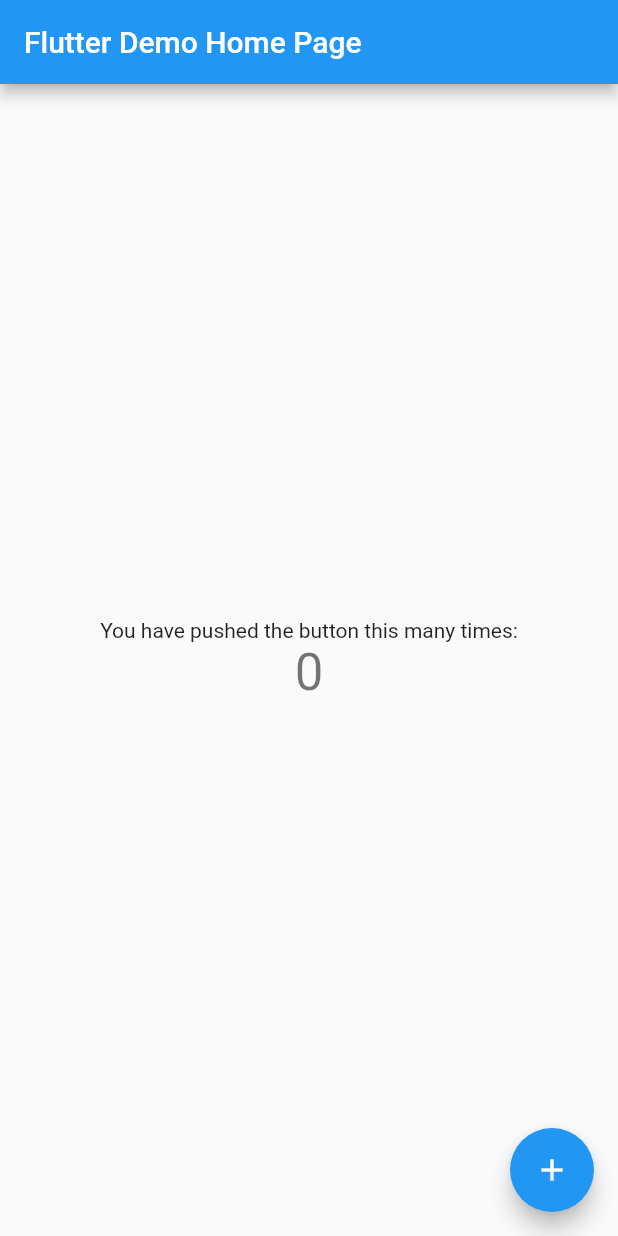
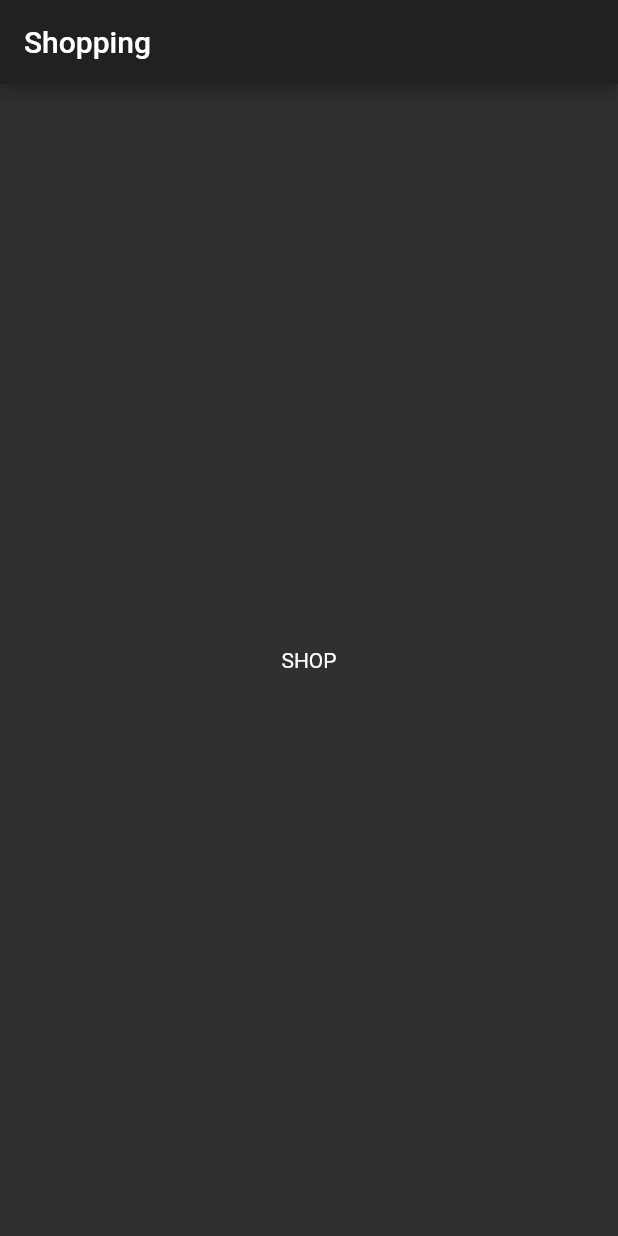
Before and after one commit to dylanbuchi/Movies, a Flutter app: the screen it shows after launch, on a phone screen of 412 x 824 dp. Run offline on Flutter 3.47's test engine with Material 2 defaults, Android fonts, the phone set to English and light mode, and no system bars.

```diff
--- a/lib/main.dart
+++ b/lib/main.dart
@@ -3,109 +3,31 @@ import 'package:flutter/material.dart';
 void main() => runApp(MyApp());
 
 class MyApp extends StatelessWidget {
-  // This widget is the root of your application.
   @override
   Widget build(BuildContext context) {
     return MaterialApp(
-      title: 'Flutter Demo',
-      theme: ThemeData(
-        // This is the theme of your application.
-        //
-        // Try running your application with "flutter run". You'll see the
-        // application has a blue toolbar. Then, without quitting the app, try
-        // changing the primarySwatch below to Colors.green and then invoke
-        // "hot reload" (press "r" in the console where you ran "flutter run",
-        // or simply save your changes to "hot reload" in a Flutter IDE).
-        // Notice that the counter didn't reset back to zero; the application
-        // is not restarted.
-        primarySwatch: Colors.blue,
-      ),
-      home: MyHomePage(title: 'Flutter Demo Home Page'),
+      title: 'Shopping',
+      theme: ThemeData.dark(),
+      home: MyHomePage(),
     );
   }
 }
 
 class MyHomePage extends StatefulWidget {
-  MyHomePage({Key key, this.title}) : super(key: key);
-
-  // This widget is the home page of your application. It is stateful, meaning
-  // that it has a State object (defined below) that contains fields that affect
-  // how it looks.
-
-  // This class is the configuration for the state. It holds the values (in this
-  // case the title) provided by the parent (in this case the App widget) and
-  // used by the build method of the State. Fields in a Widget subclass are
-  // always marked "final".
-
-  final String title;
-
   @override
   _MyHomePageState createState() => _MyHomePageState();
 }
 
 class _MyHomePageState extends State<MyHomePage> {
-  int _counter = 0;
-
-  void _incrementCounter() {
-    setState(() {
-      // This call to setState tells the Flutter framework that something has
-      // changed in this State, which causes it to rerun the build method below
-      // so that the display can reflect the updated values. If we changed
-      // _counter without calling setState(), then the build method would not be
-      // called again, and so nothing would appear to happen.
-      _counter++;
-    });
-  }
-
   @override
   Widget build(BuildContext context) {
-    // This method is rerun every time setState is called, for instance as done
-    // by the _incrementCounter method above.
-    //
-    // The Flutter framework has been optimized to make rerunning build methods
-    // fast, so that you can just rebuild anything that needs updating rather
-    // than having to individually change instances of widgets.
     return Scaffold(
       appBar: AppBar(
-        // Here we take the value from the MyHomePage object that was created by
-        // the App.build method, and use it to set our appbar title.
-        title: Text(widget.title),
+        title: Text('Shopping'),
       ),
       body: Center(
-        // Center is a layout widget. It takes a single child and positions it
-        // in the middle of the parent.
-        child: Column(
-          // Column is also layout widget. It takes a list of children and
-          // arranges them vertically. By default, it sizes itself to fit its
-          // children horizontally, and tries to be as tall as its parent.
-          //
-          // Invoke "debug painting" (press "p" in the console, choose the
-          // "Toggle Debug Paint" action from the Flutter Inspector in Android
-          // Studio, or the "Toggle Debug Paint" command in Visual Studio Code)
-          // to see the wireframe for each widget.
-          //
-          // Column has various properties to control how it sizes itself and
-          // how it positions its children. Here we use mainAxisAlignment to
-          // center the children vertically; the main axis here is the vertical
-          // axis because Columns are vertical (the cross axis would be
-          // horizontal).
-          mainAxisAlignment: MainAxisAlignment.center,
-          children: <Widget>[
-            Text(
-              'You have pushed the button this many times:',
-            ),
-            Text(
-              '$_counter',
-              style: Theme.of(context).textTheme.display1,
-            ),
-          ],
-        ),
+        child: Text('SHOP'),
       ),
-      floatingActionButton: FloatingActionButton(
-        onPressed: _incrementCounter,
-        tooltip: 'Increment',
-        child: Icon(Icons.add),
-      ), // This trailing comma makes auto-formatting nicer for build methods.
     );
   }
 }
```
Also changed, not shown: 5 other files.
